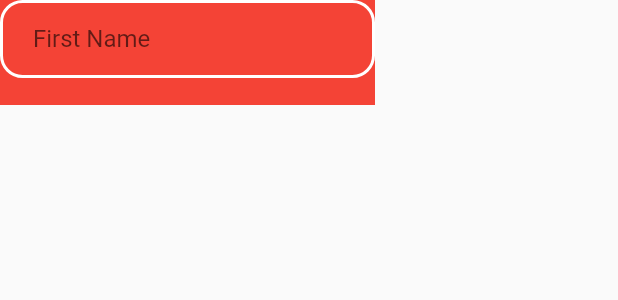
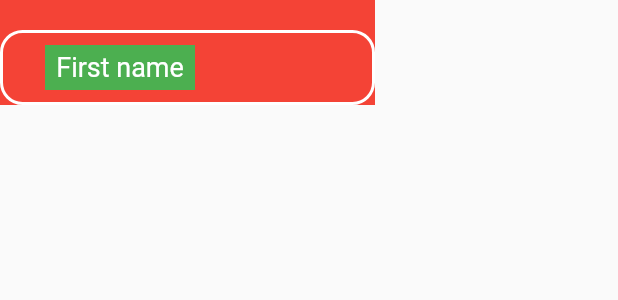
Before and after one commit to rutvikbodar/Sign-up-animation, a Flutter app: the Animated_textfield widget shown alone on an empty page, opened directly, on a phone screen of 412 x 824 dp. Shown: the top 300 px of the screen. Run offline on Flutter 3.47's test engine with Material 2 defaults, Android fonts, the phone set to English and light mode, and no system bars.

Commit message:
variables created

```diff
--- a/lib/Animated_textfield.dart
+++ b/lib/Animated_textfield.dart
@@ -1,5 +1,6 @@
+import 'dart:core';
+
 import 'package:flutter/material.dart';
-
 class Animated_textfield extends StatefulWidget {
   const Animated_textfield({Key? key}) : super(key: key);
 
@@ -8,6 +9,12 @@ class Animated_textfield extends StatefulWidget {
 }
 
 class _Animated_textfieldState extends State<Animated_textfield> {
+  double labelHight = 30;
+  double labelWidth = 100;
+  EdgeInsetsGeometry labelMargin = EdgeInsets.only(left: 30,top: 30);
+  double labelFontsize = 18;
+
+
   @override
   Widget build(BuildContext context) {
     return Container(
@@ -17,6 +24,8 @@ class _Animated_textfieldState extends State<Animated_textfield> {
       child: Stack(
         children: [
           Container(
+            margin: EdgeInsets.only(top: 20),
+            height: 50,
             decoration: BoxDecoration(
               border: Border.all(color: Colors.white,style: BorderStyle.solid,width: 2,),
               borderRadius: BorderRadius.circular(15)
@@ -25,12 +34,25 @@ class _Animated_textfieldState extends State<Animated_textfield> {
             child: TextField(
               decoration: InputDecoration(
                 border: InputBorder.none,
-                hintText: "First Name",
               ),
               textAlign: TextAlign.left,
               onTap: (){
                 print("Tapped on the first name");
               },
+            ),
+          ),
+          Container(
+            height: labelHight,
+            width: labelWidth,
+            color: Colors.green,
+            margin: labelMargin,
+            alignment: Alignment.center,
+            child: Text(
+              "First name",
+              style: TextStyle(
+                color: Colors.white,
+                fontSize: labelFontsize,
+              ),
             ),
           )
         ],
```
